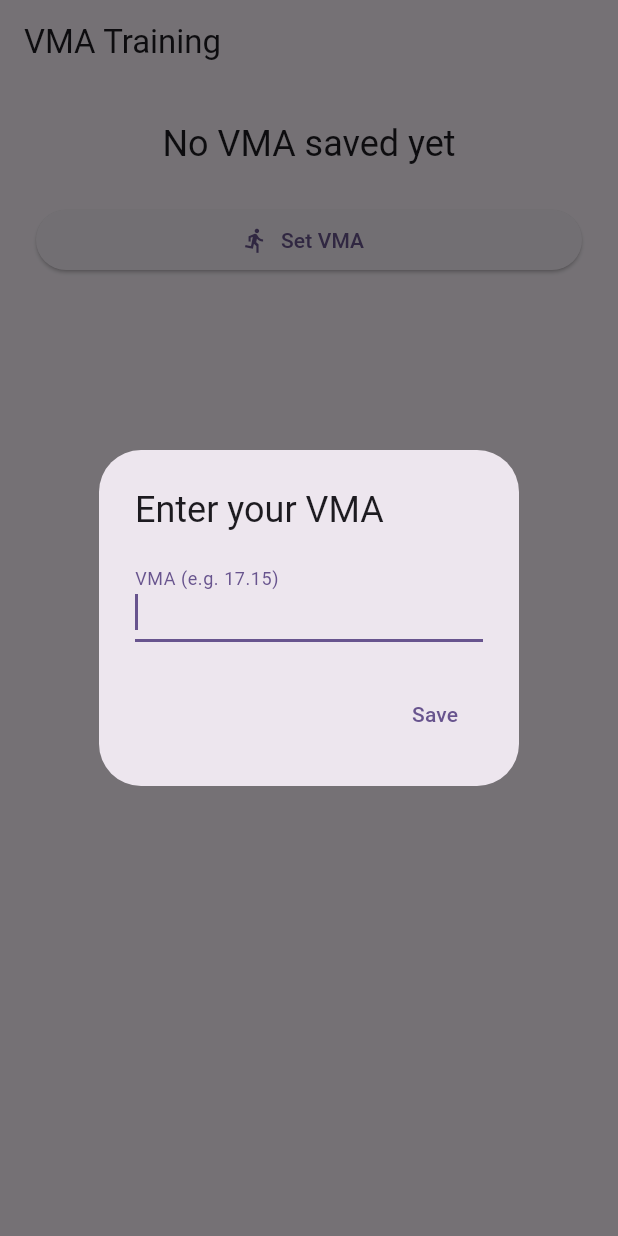
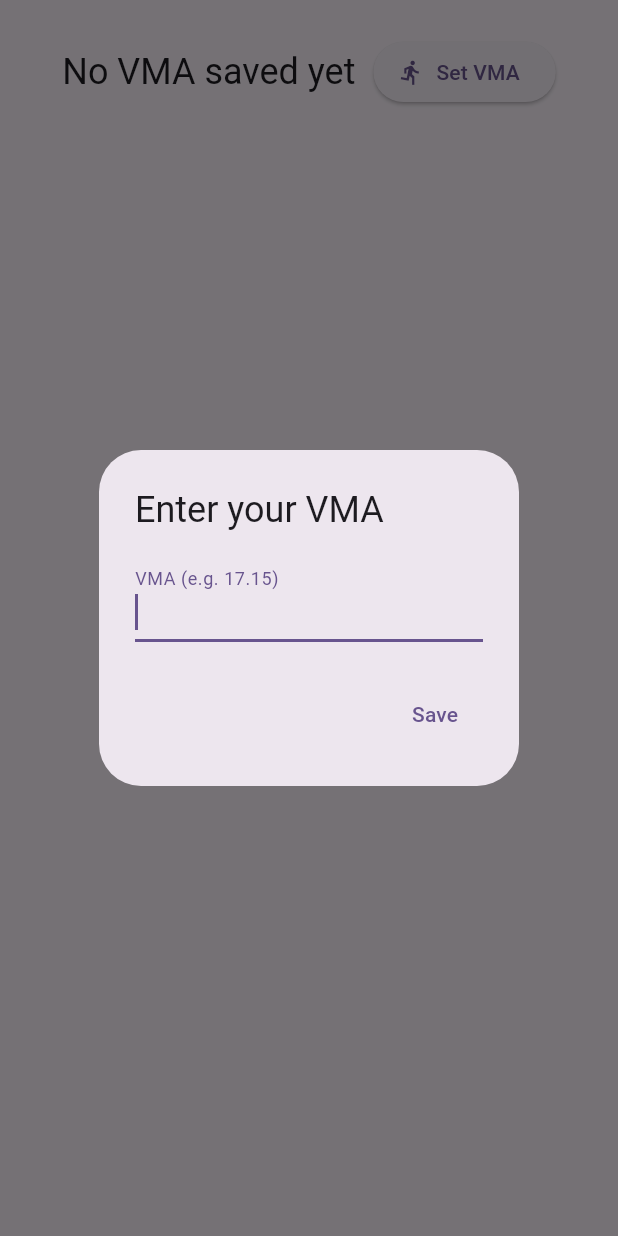
Before and after one commit to lougau92/vma-running, a Flutter app: the screen it shows after launch, on a phone screen of 412 x 824 dp. Run offline on Flutter 3.47's test engine with Material 3 defaults, Android fonts, the phone set to English and light mode, and no system bars; our stand-ins replace shared_preferences.

Commit message:
button next to time

```diff
--- a/flutter_application_1/lib/vma_home.dart
+++ b/flutter_application_1/lib/vma_home.dart
@@ -62,18 +62,26 @@ class _VmaHomePageState extends State<VmaHomePage> {
             child: Column(
               crossAxisAlignment: CrossAxisAlignment.stretch,
               children: [
-                Text(
+                Row(
+                  mainAxisAlignment: MainAxisAlignment.center,
+                  crossAxisAlignment: CrossAxisAlignment.center,
+                  children: [
+                    Flexible(
+                      child: Text(
                         _vma == null
                             ? 'No VMA saved yet'
                             : 'Your VMA: ${_vma!.toStringAsFixed(2)} km/h',
                         style: Theme.of(context).textTheme.headlineSmall,
                         textAlign: TextAlign.center,
                       ),
-                const SizedBox(height: 24),
+                    ),
+                    const SizedBox(width: 12),
                     ElevatedButton.icon(
                       onPressed: _promptForVma,
                       icon: const Icon(Icons.directions_run),
                       label: Text(_vma == null ? 'Set VMA' : 'Update VMA'),
+                    ),
+                  ],
                 ),
                 const SizedBox(height: 32),
                 Expanded(
@@ -99,7 +107,7 @@ class _VmaHomePageState extends State<VmaHomePage> {
           );
 
     return Scaffold(
-      appBar: AppBar(title: const Text('VMA Training')),
+      // appBar: AppBar(title: const Text('VMA Training')),
       body: body,
     );
   }
```
Lines whose indentation alone changed are shown as unchanged.
